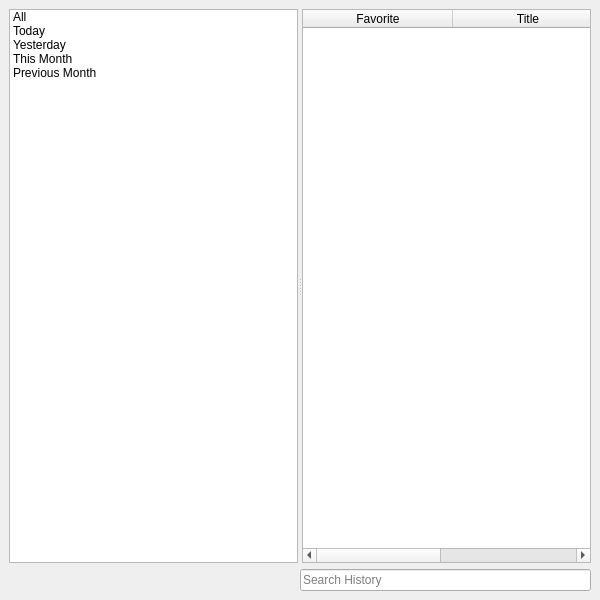
Qt form 2.x/UI/dooble_history_window.ui (textbrowser/dooble) before a commit.
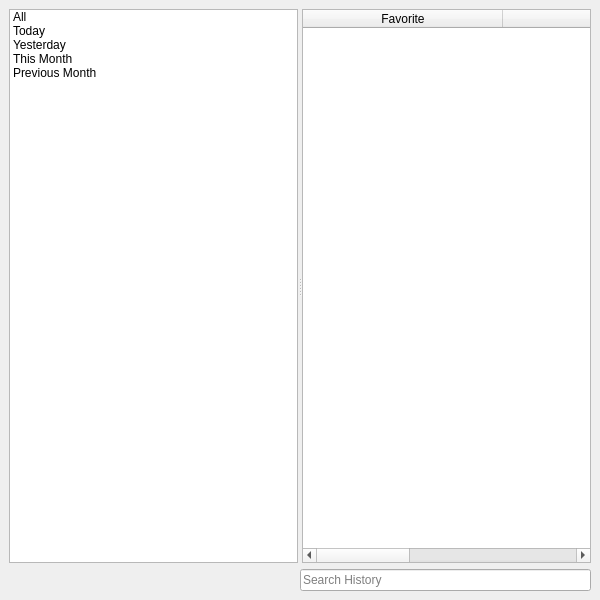
The same form after that commit. Icons and pictures are not drawn. Custom widgets are drawn as their Qt base class.

Commit message: Column widths. New widgets.

```diff
--- a/2.x/UI/dooble_history_window.ui
+++ b/2.x/UI/dooble_history_window.ui
@@ -74,7 +74,7 @@
         <number>125</number>
        </attribute>
        <attribute name="horizontalHeaderDefaultSectionSize">
-        <number>150</number>
+        <number>200</number>
        </attribute>
        <attribute name="horizontalHeaderShowSortIndicator" stdset="0">
         <bool>true</bool>
```
The commit also changes 5 other files.
